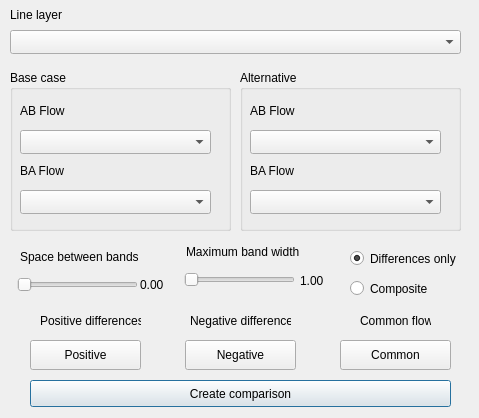
Before: the Qt Designer form gis/forms/ui_compare_scenarios.ui in AequilibraE/qaequilibrae, drawn with Qt 5.
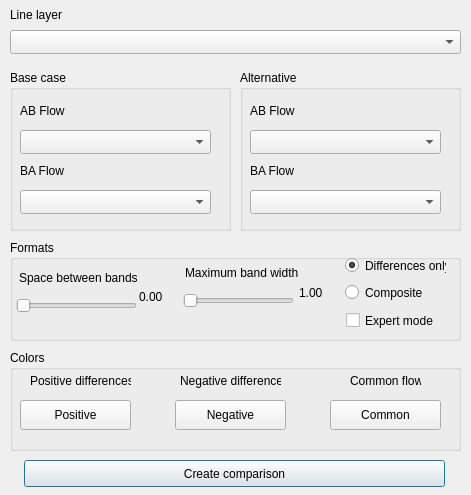
After: the same form once the commit is applied. Custom widgets are drawn as their Qt base class.

Commit message: Adds expert mode on line bandwidths on stacked bandwidths and scenario comparison tools

```diff
--- a/gis/forms/ui_compare_scenarios.ui
+++ b/gis/forms/ui_compare_scenarios.ui
@@ -6,68 +6,19 @@
    <rect>
     <x>0</x>
     <y>0</y>
-    <width>479</width>
-    <height>418</height>
+    <width>471</width>
+    <height>495</height>
    </rect>
   </property>
+  <property name="maximumSize">
+   <size>
+    <width>471</width>
+    <height>495</height>
+   </size>
+  </property>
   <property name="windowTitle">
    <string>AequilibraE - Scenario Comparison</string>
   </property>
-  <widget class="QLabel" name="label">
-   <property name="geometry">
-    <rect>
-     <x>20</x>
-     <y>246</y>
-     <width>131</width>
-     <height>21</height>
-    </rect>
-   </property>
-   <property name="text">
-    <string>Space between bands</string>
-   </property>
-  </widget>
-  <widget class="QLabel" name="label_2">
-   <property name="geometry">
-    <rect>
-     <x>186</x>
-     <y>241</y>
-     <width>131</width>
-     <height>21</height>
-    </rect>
-   </property>
-   <property name="text">
-    <string>Maximum band width</string>
-   </property>
-  </widget>
-  <widget class="QSlider" name="slider_spacer">
-   <property name="geometry">
-    <rect>
-     <x>17</x>
-     <y>276</y>
-     <width>121</width>
-     <height>18</height>
-    </rect>
-   </property>
-   <property name="maximum">
-    <number>100</number>
-   </property>
-   <property name="orientation">
-    <enum>Qt::Horizontal</enum>
-   </property>
-  </widget>
-  <widget class="QSlider" name="slider_band_size">
-   <property name="geometry">
-    <rect>
-     <x>184</x>
-     <y>271</y>
-     <width>111</width>
-     <height>18</height>
-    </rect>
-   </property>
-   <property name="orientation">
-    <enum>Qt::Horizontal</enum>
-   </property>
-  </widget>
   <widget class="QgsMapLayerComboBox" name="mMapLayerComboBox">
    <property name="geometry">
     <rect>
@@ -94,8 +45,8 @@
   <widget class="QPushButton" name="but_run">
    <property name="geometry">
     <rect>
-     <x>30</x>
-     <y>380</y>
+     <x>24</x>
+     <y>460</y>
      <width>421</width>
      <height>27</height>
     </rect>
@@ -104,67 +55,6 @@
     <string>Create comparison</string>
    </property>
   </widget>
-  <widget class="QLabel" name="lbl_width">
-   <property name="geometry">
-    <rect>
-     <x>300</x>
-     <y>270</y>
-     <width>31</width>
-     <height>21</height>
-    </rect>
-   </property>
-   <property name="text">
-    <string>1.00</string>
-   </property>
-  </widget>
-  <widget class="QLabel" name="lbl_space">
-   <property name="geometry">
-    <rect>
-     <x>140</x>
-     <y>274</y>
-     <width>31</width>
-     <height>21</height>
-    </rect>
-   </property>
-   <property name="text">
-    <string>0.00</string>
-   </property>
-  </widget>
-  <widget class="QRadioButton" name="radio_diff">
-   <property name="geometry">
-    <rect>
-     <x>350</x>
-     <y>250</y>
-     <width>121</width>
-     <height>17</height>
-    </rect>
-   </property>
-   <property name="toolTip">
-    <string>BASE minus ALTERNATIVE</string>
-   </property>
-   <property name="text">
-    <string>Differences only</string>
-   </property>
-   <property name="checked">
-    <bool>true</bool>
-   </property>
-  </widget>
-  <widget class="QRadioButton" name="radio_compo">
-   <property name="geometry">
-    <rect>
-     <x>350</x>
-     <y>280</y>
-     <width>111</width>
-     <height>17</height>
-    </rect>
-   </property>
-   <property name="toolTip">
-    <string>BASE minus ALTERNATIVE</string>
-   </property>
-   <property name="text">
-    <string>Composite</string>
-   </property>
-  </widget>
   <widget class="QGroupBox" name="groupBox">
    <property name="geometry">
     <rect>
@@ -286,86 +176,255 @@
     </property>
    </widget>
   </widget>
-  <widget class="QgsColorButtonV2" name="positive_color">
+  <widget class="QGroupBox" name="groupBox_3">
    <property name="geometry">
     <rect>
-     <x>30</x>
-     <y>340</y>
-     <width>111</width>
-     <height>30</height>
+     <x>10</x>
+     <y>240</y>
+     <width>451</width>
+     <height>101</height>
     </rect>
    </property>
-   <property name="text">
-    <string>Positive</string>
+   <property name="title">
+    <string>Formats</string>
    </property>
+   <widget class="QCheckBox" name="chk_expert_mode">
+    <property name="geometry">
+     <rect>
+      <x>336</x>
+      <y>72</y>
+      <width>101</width>
+      <height>17</height>
+     </rect>
+    </property>
+    <property name="font">
+     <font>
+      <weight>50</weight>
+      <bold>false</bold>
+     </font>
+    </property>
+    <property name="toolTip">
+     <string>&lt;html&gt;&lt;head/&gt;&lt;body&gt;&lt;p&gt;Reference band size and value are put on variables.&lt;/p&gt;&lt;p&gt;The user can control the map apperance by symply changing the values&lt;/p&gt;&lt;/body&gt;&lt;/html&gt;</string>
+    </property>
+    <property name="text">
+     <string>Expert mode</string>
+    </property>
+   </widget>
+   <widget class="QSlider" name="slider_band_size">
+    <property name="geometry">
+     <rect>
+      <x>173</x>
+      <y>52</y>
+      <width>111</width>
+      <height>18</height>
+     </rect>
+    </property>
+    <property name="orientation">
+     <enum>Qt::Horizontal</enum>
+    </property>
+   </widget>
+   <widget class="QRadioButton" name="radio_compo">
+    <property name="geometry">
+     <rect>
+      <x>335</x>
+      <y>44</y>
+      <width>111</width>
+      <height>17</height>
+     </rect>
+    </property>
+    <property name="toolTip">
+     <string>BASE minus ALTERNATIVE</string>
+    </property>
+    <property name="text">
+     <string>Composite</string>
+    </property>
+   </widget>
+   <widget class="QRadioButton" name="radio_diff">
+    <property name="geometry">
+     <rect>
+      <x>335</x>
+      <y>17</y>
+      <width>101</width>
+      <height>17</height>
+     </rect>
+    </property>
+    <property name="toolTip">
+     <string>BASE minus ALTERNATIVE</string>
+    </property>
+    <property name="text">
+     <string>Differences only</string>
+    </property>
+    <property name="checked">
+     <bool>true</bool>
+    </property>
+   </widget>
+   <widget class="QSlider" name="slider_spacer">
+    <property name="geometry">
+     <rect>
+      <x>6</x>
+      <y>57</y>
+      <width>121</width>
+      <height>18</height>
+     </rect>
+    </property>
+    <property name="maximum">
+     <number>100</number>
+    </property>
+    <property name="orientation">
+     <enum>Qt::Horizontal</enum>
+    </property>
+   </widget>
+   <widget class="QLabel" name="label">
+    <property name="geometry">
+     <rect>
+      <x>9</x>
+      <y>27</y>
+      <width>131</width>
+      <height>21</height>
+     </rect>
+    </property>
+    <property name="text">
+     <string>Space between bands</string>
+    </property>
+   </widget>
+   <widget class="QLabel" name="lbl_width">
+    <property name="geometry">
+     <rect>
+      <x>289</x>
+      <y>42</y>
+      <width>31</width>
+      <height>21</height>
+     </rect>
+    </property>
+    <property name="text">
+     <string>1.00</string>
+    </property>
+   </widget>
+   <widget class="QLabel" name="lbl_space">
+    <property name="geometry">
+     <rect>
+      <x>129</x>
+      <y>46</y>
+      <width>31</width>
+      <height>21</height>
+     </rect>
+    </property>
+    <property name="text">
+     <string>0.00</string>
+    </property>
+   </widget>
+   <widget class="QLabel" name="label_2">
+    <property name="geometry">
+     <rect>
+      <x>175</x>
+      <y>22</y>
+      <width>131</width>
+      <height>21</height>
+     </rect>
+    </property>
+    <property name="text">
+     <string>Maximum band width</string>
+    </property>
+   </widget>
   </widget>
-  <widget class="QgsColorButtonV2" name="negative_color">
+  <widget class="QGroupBox" name="groupBox_4">
    <property name="geometry">
     <rect>
-     <x>185</x>
-     <y>340</y>
-     <width>111</width>
-     <height>30</height>
+     <x>10</x>
+     <y>350</y>
+     <width>451</width>
+     <height>101</height>
     </rect>
    </property>
-   <property name="text">
-    <string>Negative</string>
+   <property name="title">
+    <string>Colors</string>
    </property>
-  </widget>
-  <widget class="QgsColorButtonV2" name="common_flow_color">
-   <property name="geometry">
-    <rect>
-     <x>340</x>
-     <y>340</y>
-     <width>111</width>
-     <height>30</height>
-    </rect>
-   </property>
-   <property name="text">
-    <string>Common</string>
-   </property>
-  </widget>
-  <widget class="QLabel" name="positive_label">
-   <property name="geometry">
-    <rect>
-     <x>40</x>
-     <y>310</y>
-     <width>101</width>
-     <height>21</height>
-    </rect>
-   </property>
-   <property name="text">
-    <string>Positive differences</string>
-   </property>
-  </widget>
-  <widget class="QLabel" name="negative_label">
-   <property name="geometry">
-    <rect>
-     <x>190</x>
-     <y>310</y>
-     <width>101</width>
-     <height>21</height>
-    </rect>
-   </property>
-   <property name="text">
-    <string>Negative differences</string>
-   </property>
-  </widget>
-  <widget class="QLabel" name="common_label">
-   <property name="geometry">
-    <rect>
-     <x>360</x>
-     <y>310</y>
-     <width>71</width>
-     <height>21</height>
-    </rect>
-   </property>
-   <property name="text">
-    <string>Common flow</string>
-   </property>
+   <widget class="QgsColorButtonV2" name="common_flow_color">
+    <property name="geometry">
+     <rect>
+      <x>320</x>
+      <y>50</y>
+      <width>111</width>
+      <height>30</height>
+     </rect>
+    </property>
+    <property name="text">
+     <string>Common</string>
+    </property>
+   </widget>
+   <widget class="QgsColorButtonV2" name="positive_color">
+    <property name="geometry">
+     <rect>
+      <x>10</x>
+      <y>50</y>
+      <width>111</width>
+      <height>30</height>
+     </rect>
+    </property>
+    <property name="text">
+     <string>Positive</string>
+    </property>
+   </widget>
+   <widget class="QLabel" name="negative_label">
+    <property name="geometry">
+     <rect>
+      <x>170</x>
+      <y>20</y>
+      <width>101</width>
+      <height>21</height>
+     </rect>
+    </property>
+    <property name="text">
+     <string>Negative differences</string>
+    </property>
+   </widget>
+   <widget class="QgsColorButtonV2" name="negative_color">
+    <property name="geometry">
+     <rect>
+      <x>165</x>
+      <y>50</y>
+      <width>111</width>
+      <height>30</height>
+     </rect>
+    </property>
+    <property name="text">
+     <string>Negative</string>
+    </property>
+   </widget>
+   <widget class="QLabel" name="positive_label">
+    <property name="geometry">
+     <rect>
+      <x>20</x>
+      <y>20</y>
+      <width>101</width>
+      <height>21</height>
+     </rect>
+    </property>
+    <property name="text">
+     <string>Positive differences</string>
+    </property>
+   </widget>
+   <widget class="QLabel" name="common_label">
+    <property name="geometry">
+     <rect>
+      <x>340</x>
+      <y>20</y>
+      <width>71</width>
+      <height>21</height>
+     </rect>
+    </property>
+    <property name="text">
+     <string>Common flow</string>
+    </property>
+   </widget>
   </widget>
  </widget>
  <customwidgets>
+  <customwidget>
+   <class>QgsColorButtonV2</class>
+   <extends>QToolButton</extends>
+   <header>qgscolorbuttonv2.h</header>
+  </customwidget>
   <customwidget>
    <class>QgsFieldComboBox</class>
    <extends>QComboBox</extends>
@@ -376,11 +435,6 @@
    <extends>QComboBox</extends>
    <header>qgsmaplayercombobox.h</header>
   </customwidget>
-  <customwidget>
-   <class>QgsColorButtonV2</class>
-   <extends>QToolButton</extends>
-   <header>qgscolorbuttonv2.h</header>
-  </customwidget>
  </customwidgets>
  <resources/>
  <connections/>
```
The commit also changes 3 other files.
